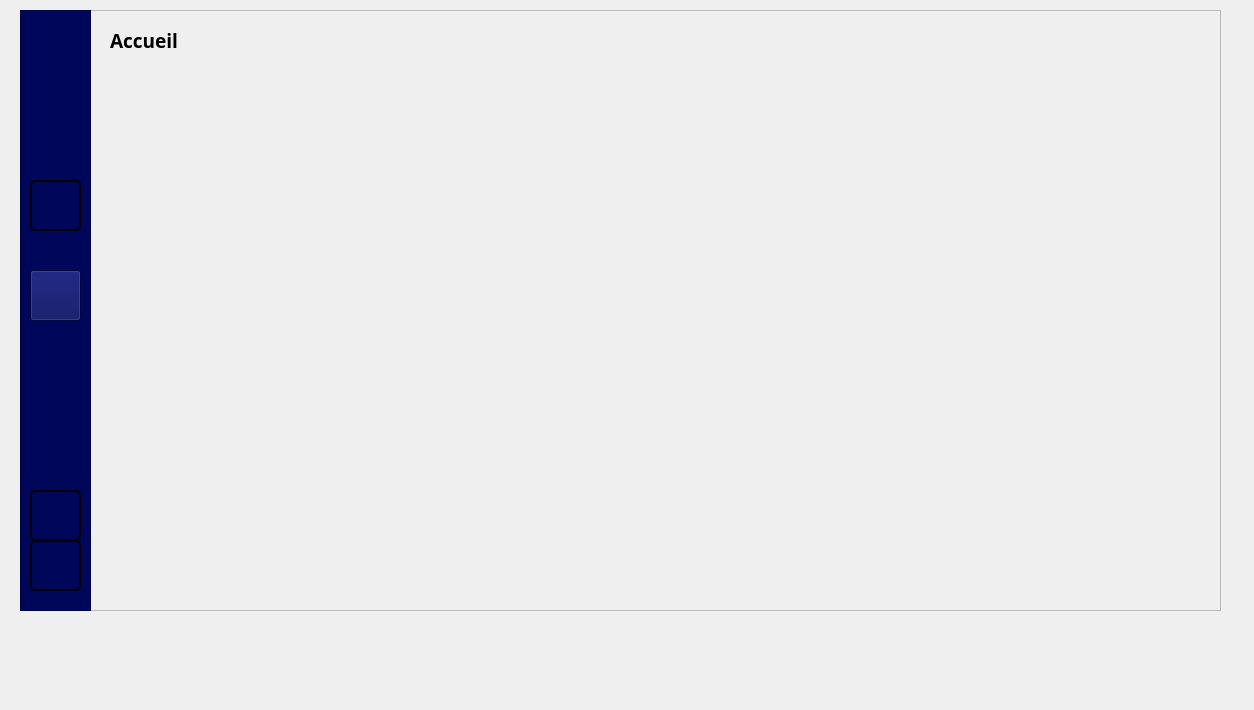
Before: the Qt Designer form accueil.ui in Projet-CPP-2A6/Nautica, drawn with Qt 5.
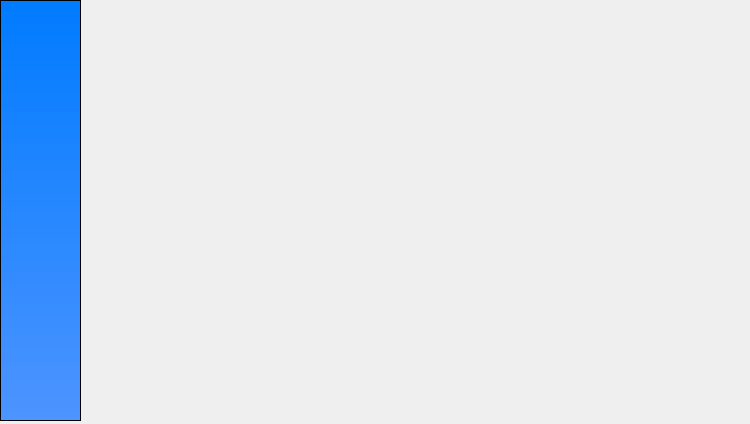
After: the same form once the commit is applied. Icons and pictures are not drawn.

Commit message: Started Client UI design, changed Login UI, added ISSUE_TEMPLATE/Task.yml

Patch:
```diff
--- a/accueil.ui
+++ b/accueil.ui
@@ -6,30 +6,27 @@
    <rect>
     <x>0</x>
     <y>0</y>
-    <width>1254</width>
-    <height>710</height>
+    <width>750</width>
+    <height>424</height>
    </rect>
   </property>
   <property name="windowTitle">
    <string>Dialog</string>
   </property>
-  <widget class="QFrame" name="frame_5">
+  <widget class="QFrame" name="NavFrame">
    <property name="geometry">
     <rect>
-     <x>90</x>
-     <y>10</y>
-     <width>1131</width>
-     <height>601</height>
+     <x>0</x>
+     <y>0</y>
+     <width>81</width>
+     <height>421</height>
     </rect>
    </property>
-   <property name="font">
-    <font>
-     <family>MS Shell Dlg 2</family>
-    </font>
-   </property>
    <property name="styleSheet">
-    <string notr="true">
-background-image: url(:/newimages/img/bg_accueil.jpg);
+    <string notr="true">QFrame#NavFrame {
+    alignment: AlignCenter;
+    background: qlineargradient(spread:pad, x1:0, y1:0, x2:0, y2:1, stop:0 #007bff, stop:1 #4d94ff);
+}
 </string>
    </property>
    <property name="frameShape">
@@ -38,407 +35,18 @@
    <property name="frameShadow">
     <enum>QFrame::Raised</enum>
    </property>
-   <widget class="QLabel" name="label_5">
-    <property name="geometry">
-     <rect>
-      <x>20</x>
-      <y>10</y>
-      <width>91</width>
-      <height>41</height>
-     </rect>
-    </property>
-    <property name="font">
-     <font>
-      <family>Segoe UI Black</family>
-      <pointsize>14</pointsize>
-      <weight>75</weight>
-      <bold>true</bold>
-     </font>
-    </property>
-    <property name="text">
-     <string>Accueil</string>
-    </property>
-   </widget>
-   <widget class="QLabel" name="label">
-    <property name="geometry">
-     <rect>
-      <x>40</x>
-      <y>80</y>
-      <width>211</width>
-      <height>111</height>
-     </rect>
-    </property>
-    <property name="font">
-     <font>
-      <family>Segoe UI Semibold</family>
-      <pointsize>14</pointsize>
-      <weight>75</weight>
-      <bold>true</bold>
-     </font>
-    </property>
-    <property name="styleSheet">
-     <string notr="true">background:url(:/newimages/img/brandon-mcdonald-_oU62drqdho-unsplash(1).jpg)</string>
-    </property>
-    <property name="text">
-     <string/>
-    </property>
-   </widget>
-   <widget class="QLabel" name="label_2">
-    <property name="geometry">
-     <rect>
-      <x>270</x>
-      <y>80</y>
-      <width>211</width>
-      <height>111</height>
-     </rect>
-    </property>
-    <property name="font">
-     <font>
-      <family>Segoe UI Semibold</family>
-      <pointsize>14</pointsize>
-      <weight>75</weight>
-      <bold>true</bold>
-     </font>
-    </property>
-    <property name="styleSheet">
-     <string notr="true">background:url(:/newimages/img/skn_bg.jpg)</string>
-    </property>
-    <property name="text">
-     <string/>
-    </property>
-   </widget>
-   <widget class="QLabel" name="label_3">
-    <property name="geometry">
-     <rect>
-      <x>40</x>
-      <y>210</y>
-      <width>211</width>
-      <height>111</height>
-     </rect>
-    </property>
-    <property name="styleSheet">
-     <string notr="true">
-background: rgba(0, 0, 0, 0.5) url(:/newimages/img/aviron_bg.jpg) no-repeat center center;</string>
-    </property>
-    <property name="text">
-     <string/>
-    </property>
-   </widget>
-   <widget class="QLabel" name="label_4">
-    <property name="geometry">
-     <rect>
-      <x>270</x>
-      <y>210</y>
-      <width>211</width>
-      <height>111</height>
-     </rect>
-    </property>
-    <property name="styleSheet">
-     <string notr="true">background:url(:/newimages/img/pddl.jpg)</string>
-    </property>
-    <property name="text">
-     <string/>
-    </property>
-   </widget>
-   <widget class="QLabel" name="label_6">
-    <property name="geometry">
-     <rect>
-      <x>40</x>
-      <y>340</y>
-      <width>211</width>
-      <height>111</height>
-     </rect>
-    </property>
-    <property name="styleSheet">
-     <string notr="true">background:url(:/newimages/img/plg_bg.jpg);
-
-
-</string>
-    </property>
-    <property name="text">
-     <string/>
-    </property>
-   </widget>
-   <widget class="QLabel" name="label_7">
-    <property name="geometry">
-     <rect>
-      <x>270</x>
-      <y>340</y>
-      <width>211</width>
-      <height>111</height>
-     </rect>
-    </property>
-    <property name="styleSheet">
-     <string notr="true">background:url(:/newimages/img/wing_bg.jpg)</string>
-    </property>
-    <property name="text">
-     <string/>
-    </property>
-   </widget>
-   <widget class="QPushButton" name="pushButton_5">
-    <property name="geometry">
-     <rect>
-      <x>950</x>
-      <y>0</y>
-      <width>171</width>
-      <height>91</height>
-     </rect>
-    </property>
-    <property name="styleSheet">
-     <string notr="true">background:url(:/new/icons/icones/logo(2).png)</string>
-    </property>
-    <property name="text">
-     <string/>
-    </property>
-    <property name="flat">
-     <bool>true</bool>
-    </property>
-   </widget>
   </widget>
-  <widget class="QFrame" name="frame_6">
+  <widget class="QStackedWidget" name="stackedWidget">
    <property name="geometry">
     <rect>
-     <x>20</x>
-     <y>10</y>
-     <width>71</width>
-     <height>601</height>
+     <x>80</x>
+     <y>0</y>
+     <width>671</width>
+     <height>421</height>
     </rect>
    </property>
-   <property name="styleSheet">
-    <string notr="true">background-color:rgb(0, 6, 89);</string>
-   </property>
-   <property name="frameShape">
-    <enum>QFrame::StyledPanel</enum>
-   </property>
-   <property name="frameShadow">
-    <enum>QFrame::Raised</enum>
-   </property>
-   <widget class="QPushButton" name="pushButton_6">
-    <property name="geometry">
-     <rect>
-      <x>10</x>
-      <y>170</y>
-      <width>51</width>
-      <height>51</height>
-     </rect>
-    </property>
-    <property name="sizeIncrement">
-     <size>
-      <width>30</width>
-      <height>21</height>
-     </size>
-    </property>
-    <property name="styleSheet">
-     <string notr="true">
-QPushButton {
-    background-color:  none /* Set the background color */
-    color: white; /* Set the text color */
-    border: 2px solid ; /* Set the border */
-    padding: 10px 20px; /* Set padding inside the button */
-    text-align: center; /* Center the text */
-    text-decoration: none; /* Remove underline from the text */
-    display: inline-block;
-    cursor: pointer; /* Add a pointer cursor on hover */
-    border-radius: 5px; /* Optional: Add rounded corners */
-}
-
-QPushButton:hover {
-    background-color: #4093ff; /* Change the background color on hover */
-    border-color: #4093ff; /* Change the border color on hover */
-}</string>
-    </property>
-    <property name="text">
-     <string/>
-    </property>
-    <property name="icon">
-     <iconset resource="ressources.qrc">
-      <normaloff>:/new/icons/icones/icons8-event-100.png</normaloff>:/new/icons/icones/icons8-event-100.png</iconset>
-    </property>
-    <property name="iconSize">
-     <size>
-      <width>40</width>
-      <height>40</height>
-     </size>
-    </property>
-    <property name="flat">
-     <bool>true</bool>
-    </property>
-   </widget>
-   <widget class="QPushButton" name="pushButton">
-    <property name="geometry">
-     <rect>
-      <x>10</x>
-      <y>90</y>
-      <width>51</width>
-      <height>51</height>
-     </rect>
-    </property>
-    <property name="styleSheet">
-     <string notr="true">background-image: url(:/new/icons/icones/home_icon.png);</string>
-    </property>
-    <property name="text">
-     <string/>
-    </property>
-    <property name="flat">
-     <bool>true</bool>
-    </property>
-   </widget>
-   <widget class="QPushButton" name="pushButton_2">
-    <property name="geometry">
-     <rect>
-      <x>10</x>
-      <y>260</y>
-      <width>51</width>
-      <height>51</height>
-     </rect>
-    </property>
-    <property name="styleSheet">
-     <string notr="true">background-image: url(:/new/icons/icones/caoe-50.png);</string>
-    </property>
-    <property name="text">
-     <string/>
-    </property>
-   </widget>
-   <widget class="QPushButton" name="pushButton_8">
-    <property name="geometry">
-     <rect>
-      <x>10</x>
-      <y>480</y>
-      <width>51</width>
-      <height>51</height>
-     </rect>
-    </property>
-    <property name="sizeIncrement">
-     <size>
-      <width>30</width>
-      <height>21</height>
-     </size>
-    </property>
-    <property name="styleSheet">
-     <string notr="true">
-QPushButton {
-    background-color:  url(:/new/icons/icones/caoe-50.png) /* Set the background color */
-    color: white; /* Set the text color */
-    border: 2px solid ; /* Set the border */
-    padding: 10px 20px; /* Set padding inside the button */
-    text-align: center; /* Center the text */
-    text-decoration: none; /* Remove underline from the text */
-    display: inline-block;
-    cursor: pointer; /* Add a pointer cursor on hover */
-    border-radius: 5px; /* Optional: Add rounded corners */
-}
-
-QPushButton:hover {
-    background-color: #4093ff; /* Change the background color on hover */
-    border-color: #4093ff; /* Change the border color on hover */
-}</string>
-    </property>
-    <property name="text">
-     <string/>
-    </property>
-    <property name="icon">
-     <iconset resource="ressources.qrc">
-      <normaloff>:/new/icons/icones/icons8-event-100.png</normaloff>:/new/icons/icones/icons8-event-100.png</iconset>
-    </property>
-    <property name="iconSize">
-     <size>
-      <width>40</width>
-      <height>40</height>
-     </size>
-    </property>
-    <property name="flat">
-     <bool>true</bool>
-    </property>
-   </widget>
-   <widget class="QPushButton" name="pushButton_3">
-    <property name="geometry">
-     <rect>
-      <x>10</x>
-      <y>340</y>
-      <width>51</width>
-      <height>51</height>
-     </rect>
-    </property>
-    <property name="styleSheet">
-     <string notr="true">background:url(:/new/icons/icones/evenement.png)</string>
-    </property>
-    <property name="text">
-     <string/>
-    </property>
-    <property name="flat">
-     <bool>true</bool>
-    </property>
-   </widget>
-   <widget class="QPushButton" name="pushButton_9">
-    <property name="geometry">
-     <rect>
-      <x>10</x>
-      <y>530</y>
-      <width>51</width>
-      <height>51</height>
-     </rect>
-    </property>
-    <property name="sizeIncrement">
-     <size>
-      <width>30</width>
-      <height>21</height>
-     </size>
-    </property>
-    <property name="styleSheet">
-     <string notr="true">
-QPushButton {
-    background-color:  none /* Set the background color */
-    color: white; /* Set the text color */
-    border: 2px solid ; /* Set the border */
-    padding: 10px 20px; /* Set padding inside the button */
-    text-align: center; /* Center the text */
-    text-decoration: none; /* Remove underline from the text */
-    display: inline-block;
-    cursor: pointer; /* Add a pointer cursor on hover */
-    border-radius: 5px; /* Optional: Add rounded corners */
-}
-
-QPushButton:hover {
-    background-color: #4093ff; /* Change the background color on hover */
-    border-color: #4093ff; /* Change the border color on hover */
-}</string>
-    </property>
-    <property name="text">
-     <string/>
-    </property>
-    <property name="icon">
-     <iconset resource="ressources.qrc">
-      <normaloff>:/new/icons/icones/icons8-event-100.png</normaloff>:/new/icons/icones/icons8-event-100.png</iconset>
-    </property>
-    <property name="iconSize">
-     <size>
-      <width>40</width>
-      <height>40</height>
-     </size>
-    </property>
-    <property name="flat">
-     <bool>true</bool>
-    </property>
-   </widget>
-   <widget class="QPushButton" name="pushButton_4">
-    <property name="geometry">
-     <rect>
-      <x>10</x>
-      <y>410</y>
-      <width>51</width>
-      <height>51</height>
-     </rect>
-    </property>
-    <property name="styleSheet">
-     <string notr="true">background:url(:/new/icons/icones/equipment.png)</string>
-    </property>
-    <property name="text">
-     <string/>
-    </property>
-    <property name="flat">
-     <bool>true</bool>
-    </property>
-   </widget>
+   <widget class="QWidget" name="page"/>
+   <widget class="QWidget" name="page_2"/>
   </widget>
  </widget>
  <resources>
```
Left out of the diff: 4 changed lines with no effect on the pictures. The commit also changes 7 other files.
